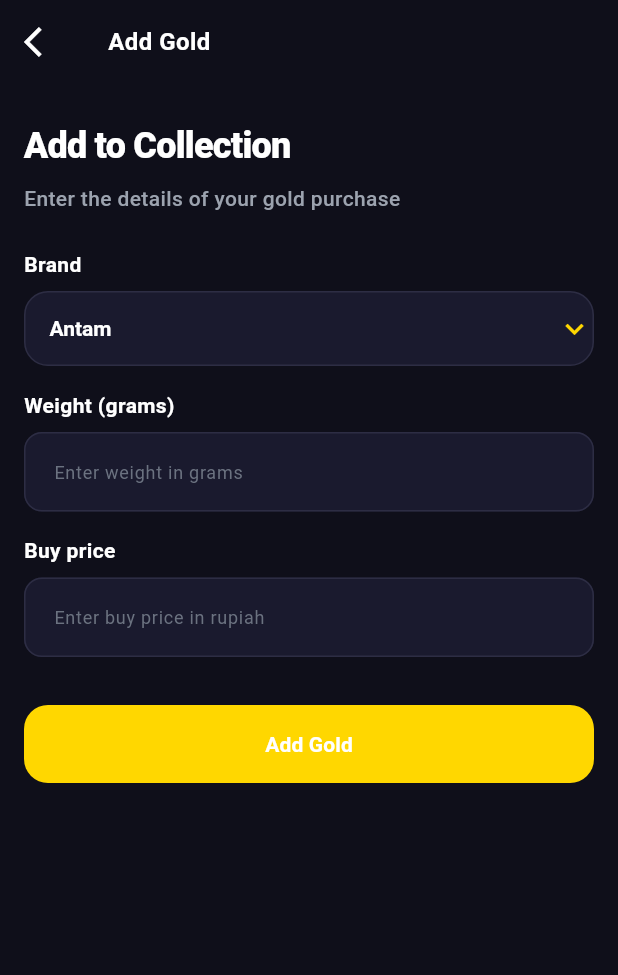
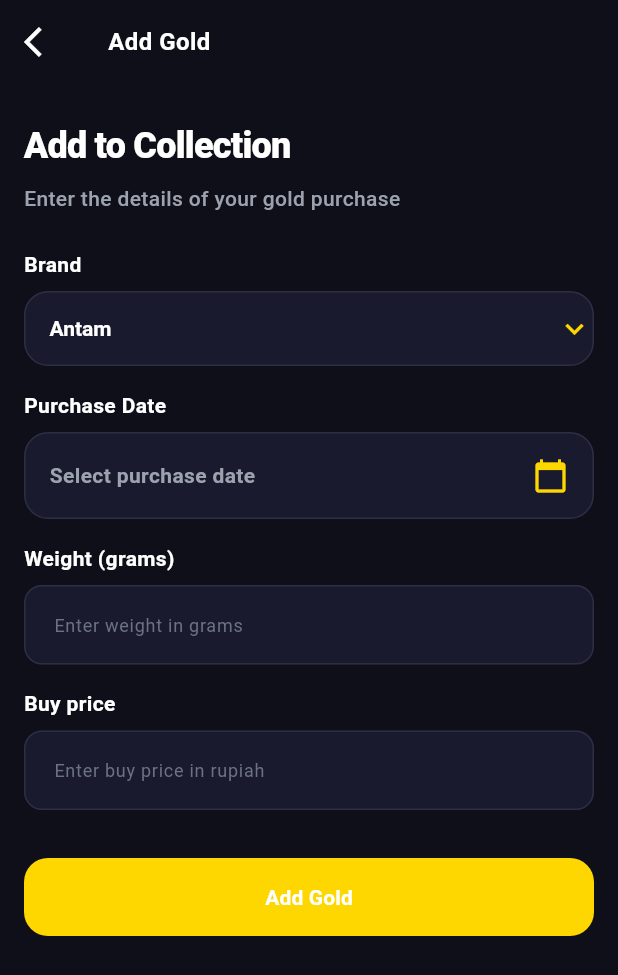
Before and after one commit to MarcelArt/e_mas, a Flutter app: the AddGoldView screen opened by its route, on a phone screen of 412 x 824 dp. Shown: the top 975 px of the screen. Run offline on Flutter 3.47's test engine with Material 3 defaults, Android fonts, the phone set to English and light mode, and no system bars; our stand-ins replace dio, hive, hive_flutter; accounts and stored records are empty; network calls fail.

Commit message:
feat - add purchase date field

```diff
--- a/lib/views/add_gold.view.dart
+++ b/lib/views/add_gold.view.dart
@@ -18,17 +18,18 @@ class _AddGoldViewState extends State<AddGoldView> {
   String brand = list.first;
   double weight = 0;
   int price = 0;
+  DateTime? purchaseDate;
 
   final GlobalKey<FormState> _formKey = GlobalKey<FormState>();
 
   Future _createCollection() async {
-    final now = DateTime.now();
+    final selectedDate = purchaseDate ?? DateTime.now();
     await createCollection(
       Collection(
         brand: brand,
         weight: weight,
         price: price,
-        purchaseDate: DateFormat('dd MMM yyyy').format(now),
+        purchaseDate: DateFormat('dd MMM yyyy').format(selectedDate),
       ),
     );
     if (mounted) Navigator.pop(context);
@@ -69,6 +70,8 @@ class _AddGoldViewState extends State<AddGoldView> {
               ),
               SizedBox(height: AppSpacing.lg),
               _buildBrandDropdown(),
+              SizedBox(height: AppSpacing.md),
+              _buildDatePicker(),
               SizedBox(height: AppSpacing.md),
               _buildTextField(
                 label: 'Weight (grams)',
@@ -213,4 +216,52 @@ class _AddGoldViewState extends State<AddGoldView> {
       ],
     );
   }
+
+  Widget _buildDatePicker() {
+    return Column(
+      crossAxisAlignment: CrossAxisAlignment.start,
+      children: [
+        Text('Purchase Date', style: AppTextStyles.label),
+        SizedBox(height: AppSpacing.sm),
+        InkWell(
+          onTap: () async {
+            final DateTime? picked = await showDatePicker(
+              context: context,
+              initialDate: purchaseDate ?? DateTime.now(),
+              firstDate: DateTime(2000),
+              lastDate: DateTime.now(),
+            );
+            if (picked != null) {
+              setState(() {
+                purchaseDate = picked;
+              });
+            }
+          },
+          child: Container(
+            padding: EdgeInsets.symmetric(
+              horizontal: AppSpacing.md,
+              vertical: AppSpacing.md,
+            ),
+            decoration: AppDecorations.cardDecorationPlain(),
+            child: Row(
+              mainAxisAlignment: MainAxisAlignment.spaceBetween,
+              children: [
+                Text(
+                  purchaseDate == null
+                      ? 'Select purchase date'
+                      : DateFormat('dd MMM yyyy').format(purchaseDate!),
+                  style: AppTextStyles.label.copyWith(
+                    color: purchaseDate == null
+                        ? AppColors.textSecondary
+                        : AppColors.textPrimary,
+                  ),
+                ),
+                Icon(Icons.calendar_today, color: AppColors.gold),
+              ],
+            ),
+          ),
+        ),
+      ],
+    );
+  }
 }
```
